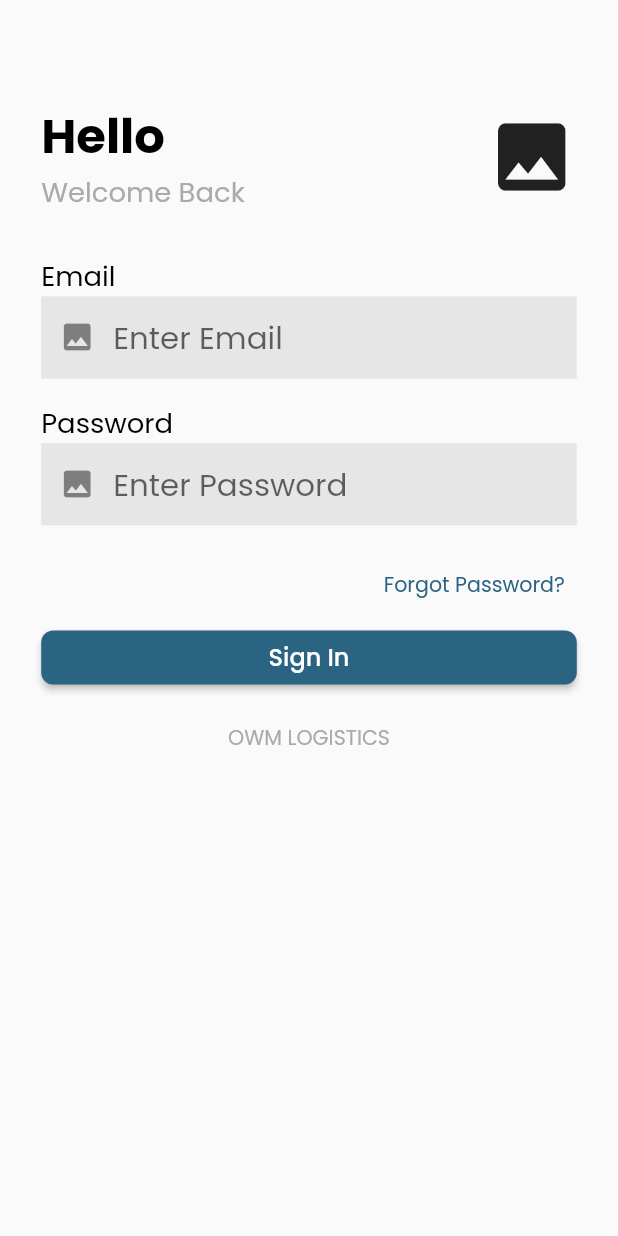
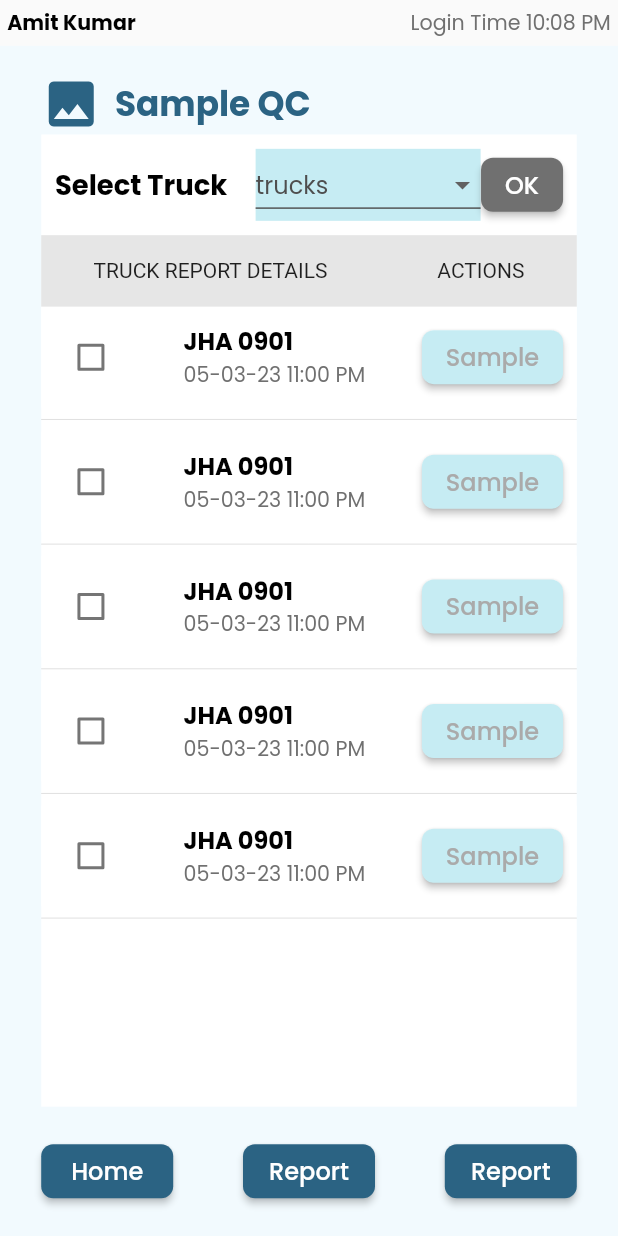
Before and after one commit to mzk-coder/lime-project, a Flutter app: the screen it shows after launch, on a phone screen of 412 x 824 dp. Run offline on Flutter 3.47's test engine with Material 2 defaults, Android fonts, the phone set to English and light mode, and no system bars; our stand-ins replace flutter_screenutil, flutter_svg, google_fonts.

Commit message:
sample qc & unload common screen

```diff
--- a/lib/common/navigation/route_list.dart
+++ b/lib/common/navigation/route_list.dart
@@ -5,6 +5,9 @@ class RouteList {
   static const String login = '/login-screen';
   static const String mainScreen = '/home-screen';
   static const String truckReportingScreen = '/truck-reporting-screen';
+  static const String sampleQcScreen = '/sample-qc-screen';
+  static const String sampleLoadUnloadScreen = '/sample-loan-unload-screen';
+
 
 
 }
--- a/lib/common/navigation/routes.dart
+++ b/lib/common/navigation/routes.dart
@@ -1,6 +1,8 @@
 
 import 'package:flutter/material.dart';
 import 'package:lime_project_app/presentation/journey/main_screen/main_screen.dart';
+import 'package:lime_project_app/presentation/journey/sample_qc/sample_qc_screen.dart';
+import 'package:lime_project_app/presentation/journey/sample_upload/sample_loan_unload_screen.dart';
 import 'package:lime_project_app/presentation/journey/truck_reporting/truck_report_screen.dart';
 
 import '../../presentation/journey/login/login.dart';
@@ -12,7 +14,7 @@ class Routes {
 
     switch (route) {
       case RouteList.initialRoute:
-        return _generateMaterialRoute(page: const LoginScreen());
+        return _generateMaterialRoute(page: const SampleQcScreen());
       case RouteList.login:
         return _generateMaterialRoute(page: const LoginScreen());
 
@@ -21,6 +23,14 @@ class Routes {
 
       case RouteList.truckReportingScreen:
         return _generateMaterialRoute(page: const TruckReportScreen());
+
+
+      case RouteList.sampleLoadUnloadScreen:
+        return _generateMaterialRoute(page: const SampleLoanUnloadScreen());
+
+
+      case RouteList.sampleQcScreen:
+        return _generateMaterialRoute(page: const SampleQcScreen());
 
 
       default:
--- a/lib/common/ui/widgets/drop_down.dart
+++ b/lib/common/ui/widgets/drop_down.dart
@@ -16,6 +16,7 @@ class DropDown<T> extends StatefulWidget {
   final double? marginTop;
   final double? marginBottom;
   final double width;
+  final Color filledColor;
 
   const DropDown({
     Key? key,
@@ -24,7 +25,8 @@ class DropDown<T> extends StatefulWidget {
     required this.onItemSelect,
     this.marginTop,
     this.marginBottom,
-    this.width = Dimen.dimen_120
+    this.width = Dimen.dimen_120,
+    this.filledColor = AppColor.filledBlue
   }) : super(key: key);
 
   @override
--- a/lib/presentation/journey/truck_reporting/widgets/text_input_item.dart
+++ b/lib/common/ui/widgets/text_input_item.dart
@@ -3,8 +3,8 @@ import 'package:flutter_screenutil/flutter_screenutil.dart';
 import 'package:lime_project_app/common/ui/theme/app_color.dart';
 import 'package:lime_project_app/common/ui/theme/app_style.dart';
 
-import '../../../../common/ui/res/dimen.dart';
-import '../../../../common/ui/widgets/empty_text_field.dart';
+import '../res/dimen.dart';
+import 'empty_text_field.dart';
 
 class TextInputItem extends StatelessWidget {
   final String title;
--- /dev/null
+++ b/lib/presentation/journey/sample_qc/sample_qc_screen.dart
@@ -0,0 +1,179 @@
+import 'package:flutter/material.dart';
+import 'package:flutter_screenutil/flutter_screenutil.dart';
+import 'package:lime_project_app/common/ui/res/dimen.dart';
+import 'package:lime_project_app/common/ui/theme/app_color.dart';
+import 'package:lime_project_app/common/ui/theme/app_style.dart';
+import 'package:lime_project_app/common/ui/widgets/base_screen.dart';
+import '../../../common/ui/widgets/app_primary_button.dart';
+import '../../../common/ui/widgets/drop_down.dart';
+import '../../../common/ui/widgets/empty_text_field.dart';
+import '../main_screen/widgets/main_list_header.dart';
+import '../../../common/ui/widgets/switch_view.dart';
+import '../../../common/ui/widgets/text_input_item.dart';
+
+
+class SampleQcScreen extends StatelessWidget {
+  const SampleQcScreen({Key? key}) : super(key: key);
+
+  @override
+  Widget build(BuildContext context) {
+    return BaseScreen(
+        child: Column(
+          children: [
+            Padding(
+              padding: EdgeInsets.all(Dimen.dimen_4.h),
+              child: Row(
+                mainAxisAlignment: MainAxisAlignment.spaceBetween,
+                children: [
+                  Text("Amit Kumar", style: AppStyle.textStyle12(color: AppColor.black, fontWeight: FontWeight.bold),),
+
+                  Text("Login Time 10:08 PM", style: AppStyle.textStyle12(color: AppColor.greyColor6, fontWeight: FontWeight.normal),)
+                ],
+              ),
+            ),
+            Flexible(
+              fit: FlexFit.tight,
+              child: Container(
+                color: AppColor.lightBlue,
+                height: double.infinity,
+                child: Padding(
+                  padding: EdgeInsets.symmetric(horizontal: Dimen.dimen_24.w, vertical: Dimen.dimen_16.h),
+                  child: Column(
+                    children: [
+                      const MainListHeader(
+                        title: 'Sample QC',
+                        textColor: AppColor.primary,
+                      ),
+
+                      Expanded(child: Container(
+                        color: AppColor.white,
+                        child: Padding(
+                          padding: EdgeInsets.symmetric(vertical: Dimen.dimen_8.h),
+                          child: Column(
+                            mainAxisSize: MainAxisSize.max,
+                            children: [
+                              Padding(
+                                padding: EdgeInsets.symmetric(horizontal: Dimen.dimen_8.w),
+                                child: Row(
+                                  mainAxisAlignment: MainAxisAlignment.spaceBetween,
+                                  children: [
+                                    Text("Select Truck", style: AppStyle.textStyle16(color: AppColor.black, fontWeight: FontWeight.bold),),
+                                    SizedBox(width: Dimen.dimen_16.w,),
+                                    DropDown<String>(
+                                      label: '', list: const ["trucks"], onItemSelect: (value) {  },
+                                      width: 150,
+                                      filledColor: AppColor.greyColor4,
+                                    ),
+                                    PrimaryButton(
+                                      label: "OK",
+                                      onPressed: () {},
+                                      buttonBgColor: AppColor.greyColor6,
+                                      fontWeight: FontWeight.normal,
+                                      width: 50,
+                                    ),
+                                  ],
+                                ),
+                              ),
+                              SizedBox(height: Dimen.dimen_8.h,),
+                              Container(
+                                width: double.infinity,
+                                color: AppColor.greyColor1,
+                                alignment: Alignment.center,
+                                child: Row(
+                                  mainAxisSize: MainAxisSize.min,
+                                  children: [
+                                    Text("TRUCK REPORT DETAILS"),
+                                    SizedBox(width: Dimen.dimen_64.w,height: Dimen.dimen_40.h,),
+                                    Text("ACTIONS")
+                                  ],
+                                ),
+                              ),
+
+                              ListView.builder(
+                                shrinkWrap: true,
+                                  itemCount: 5,
+                                  itemBuilder: (ctx, index){
+                                return Column(
+                                  children: [
+                                    Container(
+                                      color: AppColor.white,
+                                      child: Padding(
+                                        padding: EdgeInsets.symmetric(horizontal: Dimen.dimen_8.w, vertical: Dimen.dimen_8.h),
+                                        child: Row(
+                                          mainAxisAlignment: MainAxisAlignment.spaceBetween,
+                                          children: [
+                                            Checkbox(value: false, onChanged: (b){
+
+                                            }),
+
+                                            Column(
+                                                crossAxisAlignment: CrossAxisAlignment.start,
+                                                children: [
+                                                  Text("JHA 0901", style: AppStyle.textStyle14(color: AppColor.black, fontWeight: FontWeight.bold),),
+                                                  Text("05-03-23 11:00 PM", style: AppStyle.textStyle12())
+                                                ]
+                                            ),
+
+                                            PrimaryButton(
+                                              label: "Sample",
+                                              onPressed: () {},
+                                              fontWeight: FontWeight.normal,
+                                              buttonBgColor: AppColor.filledBlue,
+                                              textColor: AppColor.greyColor4,
+                                            ),
+
+                                          ],
+                                        ),
+                                      ),
+                                    ),
+                                    const Divider()
+                                  ],
+                                );
+                              })
+
+
+
+                            ],
+                          ),
+                        ),
+                      )),
+
+                      SizedBox(
+                        height: Dimen.dimen_16.h,
+                      ),
+
+                      Row(
+                        mainAxisSize: MainAxisSize.max,
+                        mainAxisAlignment: MainAxisAlignment.spaceBetween,
+                        children: [
+                          PrimaryButton(
+                            label: "Home",
+                            onPressed: () {},
+                            fontWeight: FontWeight.normal,
+                          ),
+                          SizedBox(width: Dimen.dimen_4.w,),
+                          PrimaryButton(
+                            label: "Report",
+                            onPressed: () {},
+                            fontWeight: FontWeight.normal,
+                          ),
+                          SizedBox(width: Dimen.dimen_4.w,),
+                          PrimaryButton(
+                            label: "Report",
+                            onPressed: () {},
+                            fontWeight: FontWeight.normal,
+                          ),
+                        ],
+                      )
+
+
+                    ],
+                  ),
+                ),
+
+              ),
+            ),
+          ],
+        ));
+  }
+}
--- /dev/null
+++ b/lib/presentation/journey/sample_upload/sample_loan_unload_screen.dart
@@ -0,0 +1,21 @@
+import 'package:flutter/material.dart';
+import 'package:flutter_screenutil/flutter_screenutil.dart';
+import 'package:lime_project_app/common/ui/res/dimen.dart';
+import 'package:lime_project_app/common/ui/theme/app_color.dart';
+import 'package:lime_project_app/common/ui/theme/app_style.dart';
+import 'package:lime_project_app/common/ui/widgets/base_screen.dart';
+
+import '../../../common/ui/widgets/app_primary_button.dart';
+import '../../../common/ui/widgets/drop_down.dart';
+import '../../../common/ui/widgets/empty_text_field.dart';
+import '../main_screen/widgets/main_list_header.dart';
+
+
+class SampleLoanUnloadScreen extends StatelessWidget {
+  const SampleLoanUnloadScreen({Key? key}) : super(key: key);
+
+  @override
+  Widget build(BuildContext context) {
+    return const Placeholder();
+  }
+}
--- a/lib/presentation/journey/truck_reporting/truck_report_screen.dart
+++ b/lib/presentation/journey/truck_reporting/truck_report_screen.dart
@@ -9,8 +9,8 @@ import '../../../common/ui/widgets/app_primary_button.dart';
 import '../../../common/ui/widgets/drop_down.dart';
 import '../../../common/ui/widgets/empty_text_field.dart';
 import '../main_screen/widgets/main_list_header.dart';
-import 'widgets/switch_view.dart';
-import 'widgets/text_input_item.dart';
+import '../../../common/ui/widgets/switch_view.dart';
+import '../../../common/ui/widgets/text_input_item.dart';
 
 class TruckReportScreen extends StatelessWidget {
   const TruckReportScreen({Key? key}) : super(key: key);
```
Also changed, not shown: lib/common/ui/widgets/switch_view.dart (renamed from lib/presentation/journey/truck_reporting/widgets/switch_view.dart).
